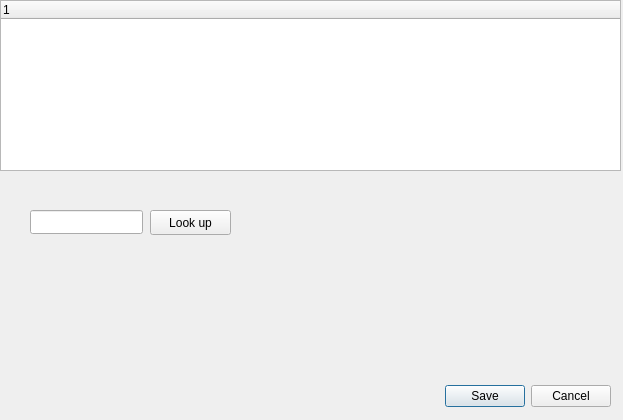
jankaluza/hamlog, file ui/qt/newrecorddialog.ui: the form before one commit.
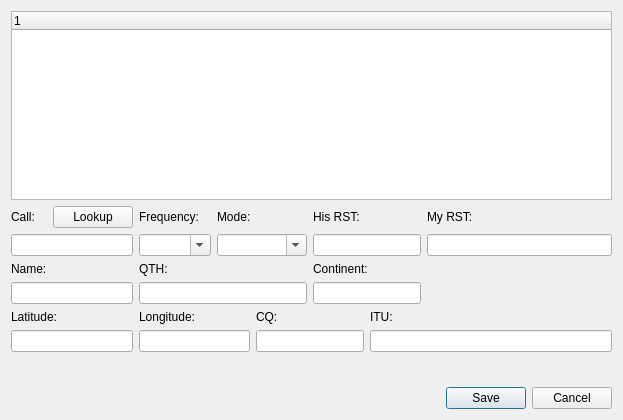
The form after the commit. Custom widgets are drawn as their Qt base class.

```diff
--- a/ui/qt/newrecorddialog.ui
+++ b/ui/qt/newrecorddialog.ui
@@ -13,60 +13,179 @@
   <property name="windowTitle">
    <string>New Record</string>
   </property>
-  <widget class="QDialogButtonBox" name="buttonBox">
-   <property name="geometry">
-    <rect>
-     <x>10</x>
-     <y>380</y>
-     <width>601</width>
-     <height>32</height>
-    </rect>
-   </property>
-   <property name="orientation">
-    <enum>Qt::Horizontal</enum>
-   </property>
-   <property name="standardButtons">
-    <set>QDialogButtonBox::Cancel|QDialogButtonBox::Save</set>
-   </property>
-  </widget>
-  <widget class="LogbookTreeWidget" name="logbook">
-   <property name="geometry">
-    <rect>
-     <x>0</x>
-     <y>0</y>
-     <width>621</width>
-     <height>171</height>
-    </rect>
-   </property>
-   <column>
-    <property name="text">
-     <string notr="true">1</string>
-    </property>
-   </column>
-  </widget>
-  <widget class="QLineEdit" name="call">
-   <property name="geometry">
-    <rect>
-     <x>30</x>
-     <y>210</y>
-     <width>113</width>
-     <height>24</height>
-    </rect>
-   </property>
-  </widget>
-  <widget class="QPushButton" name="callLookUp">
-   <property name="geometry">
-    <rect>
-     <x>150</x>
-     <y>210</y>
-     <width>81</width>
-     <height>25</height>
-    </rect>
-   </property>
-   <property name="text">
-    <string>Look up</string>
-   </property>
-  </widget>
+  <layout class="QGridLayout" name="gridLayout_2">
+   <item row="0" column="0">
+    <widget class="LogbookTreeWidget" name="logbook">
+     <column>
+      <property name="text">
+       <string notr="true">1</string>
+      </property>
+     </column>
+    </widget>
+   </item>
+   <item row="1" column="0">
+    <layout class="QGridLayout" name="gridLayout">
+     <item row="0" column="0">
+      <widget class="QLabel" name="label">
+       <property name="text">
+        <string>Call:</string>
+       </property>
+      </widget>
+     </item>
+     <item row="0" column="1">
+      <widget class="QPushButton" name="callLookUp">
+       <property name="text">
+        <string>Lookup</string>
+       </property>
+      </widget>
+     </item>
+     <item row="0" column="2">
+      <widget class="QLabel" name="label_8">
+       <property name="text">
+        <string>Frequency:</string>
+       </property>
+      </widget>
+     </item>
+     <item row="0" column="3" colspan="2">
+      <widget class="QLabel" name="label_9">
+       <property name="text">
+        <string>Mode:</string>
+       </property>
+      </widget>
+     </item>
+     <item row="0" column="5">
+      <widget class="QLabel" name="label_10">
+       <property name="text">
+        <string>His RST:</string>
+       </property>
+      </widget>
+     </item>
+     <item row="0" column="7">
+      <widget class="QLabel" name="label_11">
+       <property name="text">
+        <string>My RST:</string>
+       </property>
+      </widget>
+     </item>
+     <item row="1" column="0" colspan="2">
+      <widget class="QLineEdit" name="call"/>
+     </item>
+     <item row="1" column="2">
+      <widget class="QComboBox" name="frequency">
+       <property name="editable">
+        <bool>true</bool>
+       </property>
+      </widget>
+     </item>
+     <item row="1" column="3" colspan="2">
+      <widget class="QComboBox" name="frequency_2">
+       <property name="editable">
+        <bool>true</bool>
+       </property>
+      </widget>
+     </item>
+     <item row="1" column="5" colspan="2">
+      <widget class="QLineEdit" name="hisRST"/>
+     </item>
+     <item row="1" column="7">
+      <widget class="QLineEdit" name="myRST"/>
+     </item>
+     <item row="2" column="0">
+      <widget class="QLabel" name="label_12">
+       <property name="text">
+        <string>Name:</string>
+       </property>
+      </widget>
+     </item>
+     <item row="2" column="2">
+      <widget class="QLabel" name="label_2">
+       <property name="text">
+        <string>QTH:</string>
+       </property>
+      </widget>
+     </item>
+     <item row="2" column="5" colspan="2">
+      <widget class="QLabel" name="label_3">
+       <property name="text">
+        <string>Continent:</string>
+       </property>
+      </widget>
+     </item>
+     <item row="3" column="0" colspan="2">
+      <widget class="QLineEdit" name="name"/>
+     </item>
+     <item row="3" column="2" colspan="3">
+      <widget class="QLineEdit" name="qth"/>
+     </item>
+     <item row="3" column="5" colspan="2">
+      <widget class="QLineEdit" name="continent"/>
+     </item>
+     <item row="4" column="0" colspan="2">
+      <widget class="QLabel" name="label_4">
+       <property name="text">
+        <string>Latitude:</string>
+       </property>
+      </widget>
+     </item>
+     <item row="4" column="2">
+      <widget class="QLabel" name="label_5">
+       <property name="text">
+        <string>Longitude:</string>
+       </property>
+      </widget>
+     </item>
+     <item row="4" column="4" colspan="2">
+      <widget class="QLabel" name="label_6">
+       <property name="text">
+        <string>CQ:</string>
+       </property>
+      </widget>
+     </item>
+     <item row="4" column="6">
+      <widget class="QLabel" name="label_7">
+       <property name="text">
+        <string>ITU:</string>
+       </property>
+      </widget>
+     </item>
+     <item row="5" column="0" colspan="2">
+      <widget class="QLineEdit" name="latitude"/>
+     </item>
+     <item row="5" column="2" colspan="2">
+      <widget class="QLineEdit" name="longitude"/>
+     </item>
+     <item row="5" column="4" colspan="2">
+      <widget class="QLineEdit" name="cq"/>
+     </item>
+     <item row="5" column="6" colspan="2">
+      <widget class="QLineEdit" name="itu"/>
+     </item>
+    </layout>
+   </item>
+   <item row="2" column="0">
+    <spacer name="verticalSpacer">
+     <property name="orientation">
+      <enum>Qt::Vertical</enum>
+     </property>
+     <property name="sizeHint" stdset="0">
+      <size>
+       <width>20</width>
+       <height>31</height>
+      </size>
+     </property>
+    </spacer>
+   </item>
+   <item row="3" column="0">
+    <widget class="QDialogButtonBox" name="buttonBox">
+     <property name="orientation">
+      <enum>Qt::Horizontal</enum>
+     </property>
+     <property name="standardButtons">
+      <set>QDialogButtonBox::Cancel|QDialogButtonBox::Save</set>
+     </property>
+    </widget>
+   </item>
+  </layout>
  </widget>
  <customwidgets>
   <customwidget>
```
